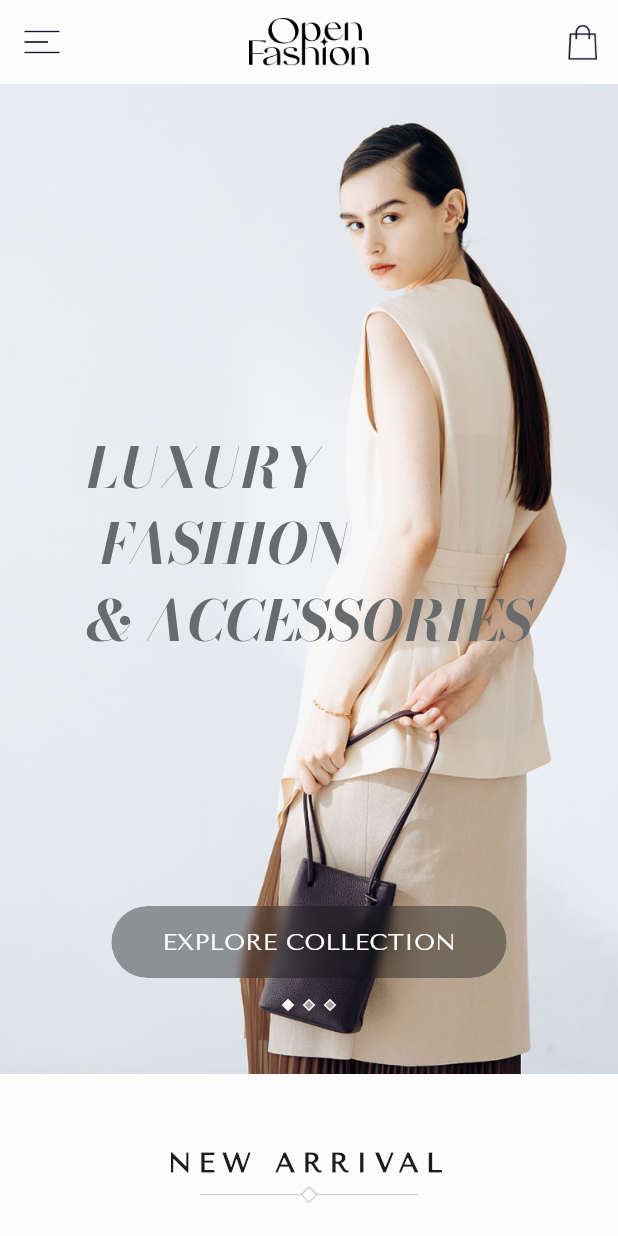
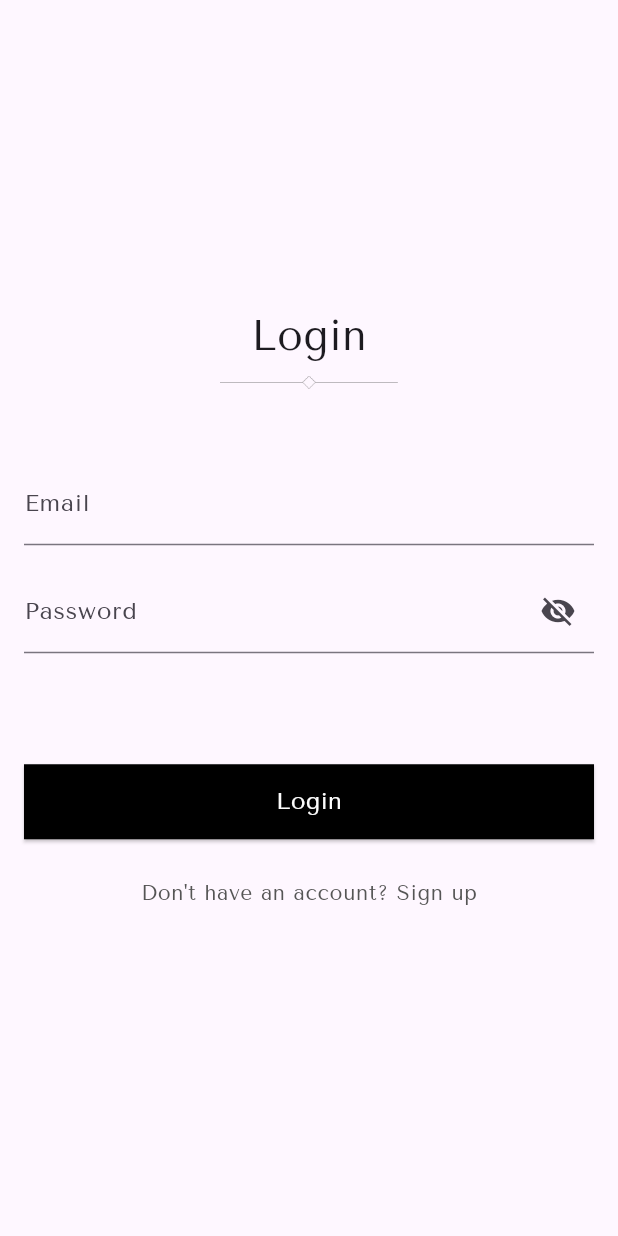
Before and after one commit to Insharah-amna/style_sphere, a Flutter app: the screen it shows after launch, on a phone screen of 412 x 824 dp. Run offline on Flutter 3.47's test engine with Material 3 defaults, Android fonts, the phone set to English and light mode, and no system bars; drawn by our look-alikes of carousel_slider; our stand-ins replace flutter_svg.

Commit message:
created login and signup screens added materialApp routes

```diff
--- /dev/null
+++ b/lib/constants/app_routes.dart
@@ -0,0 +1,13 @@
+class AppRoutes {
+  static const login = '/';
+  static const signup = '/signup';
+  static const home = '/home';
+  static const about = '/about';
+  static const contact = '/contact';
+  static const products = '/products';
+  static const productsDetail = '/products-detail';
+  static const collection = '/collection';
+  static const collectionDetail = '/collection-detail';
+  static const blog = '/blog';
+  static const blogDetail = '/blog-detail';
+}
--- a/lib/main.dart
+++ b/lib/main.dart
@@ -1,6 +1,17 @@
 import 'package:flutter/material.dart';
 import 'package:style_sphere/constants/app_colors.dart';
+import 'package:style_sphere/constants/app_routes.dart';
+import 'package:style_sphere/screens/auth/login_screen.dart';
+import 'package:style_sphere/screens/auth/signup_screen.dart';
+import 'package:style_sphere/screens/blog_detail_page.dart';
+import 'package:style_sphere/screens/collection_detail.dart';
 import 'package:style_sphere/screens/home_page.dart';
+import 'package:style_sphere/screens/product_detail.dart';
+import 'package:style_sphere/screens/products_page.dart';
+import 'package:style_sphere/screens/collection_screen.dart';
+import 'package:style_sphere/screens/blog_page.dart';
+import 'package:style_sphere/screens/about.dart';
+import 'package:style_sphere/screens/contact_us.dart';
 
 void main() {
   runApp(const MyApp());
@@ -35,7 +46,21 @@ class MyApp extends StatelessWidget {
         ),
         colorScheme: .fromSeed(seedColor: Colors.deepPurple),
       ),
-      home: const HomePage(),
+
+      initialRoute: AppRoutes.login,
+      routes: {
+        AppRoutes.login: (context) => const LoginScreen(),
+        AppRoutes.signup: (context) => const SignupScreen(),
+        AppRoutes.home: (context) => const HomePage(),
+        AppRoutes.products: (context) => const ProductsPage(),
+        AppRoutes.productsDetail: (context) => const ProductDetail(),
+        AppRoutes.collection: (context) => const CollectionScreen(),
+        AppRoutes.collectionDetail: (context) => const CollectionDetail(),
+        AppRoutes.blog: (context) => const BlogPage(),
+        AppRoutes.blogDetail: (context) => const BlogDetailPage(),
+        AppRoutes.about: (context) => const AboutScreen(),
+        AppRoutes.contact: (context) => const ContactUsPage(),
+      },
     );
   }
 }
--- a/lib/screens/about.dart
+++ b/lib/screens/about.dart
@@ -4,8 +4,8 @@ import 'package:style_sphere/widgets/navigation/app_bar.dart';
 import 'package:style_sphere/widgets/navigation/cart_drawer.dart';
 import 'package:style_sphere/widgets/navigation/menu_drawer.dart';
 
-class About extends StatelessWidget {
-  const About({super.key});
+class AboutScreen extends StatelessWidget {
+  const AboutScreen({super.key});
 
   @override
   Widget build(BuildContext context) {
--- /dev/null
+++ b/lib/screens/auth/login_screen.dart
@@ -0,0 +1,128 @@
+import 'package:flutter/material.dart';
+import 'package:style_sphere/constants/app_routes.dart';
+
+class LoginScreen extends StatefulWidget {
+  const LoginScreen({super.key});
+
+  @override
+  State<LoginScreen> createState() => _LoginScreenState();
+}
+
+class _LoginScreenState extends State<LoginScreen> {
+  final _formKey = GlobalKey<FormState>();
+
+  final TextEditingController emailController = TextEditingController();
+  final TextEditingController passwordController = TextEditingController();
+
+  bool _obscureText = true;
+
+  @override
+  Widget build(BuildContext context) {
+    return Scaffold(
+      body: Padding(
+        padding: const EdgeInsets.all(16.0),
+        child: Form(
+          key: _formKey,
+          child: Column(
+            mainAxisAlignment: MainAxisAlignment.center,
+            children: [
+              Text("Login", style: TextStyle(fontSize: 28)),
+              const SizedBox(height: 6),
+
+              Image.asset("assets/images/decoration_line.png", height: 9),
+              const SizedBox(height: 48),
+
+              /// Email
+              TextFormField(
+                controller: emailController,
+                decoration: const InputDecoration(labelText: "Email"),
+                keyboardType: TextInputType.emailAddress,
+                validator: (value) {
+                  if (value == null || value.isEmpty) {
+                    return "Please enter email";
+                  }
+                  if (!value.contains('@')) {
+                    return "Enter valid email";
+                  }
+                  return null;
+                },
+              ),
+
+              const SizedBox(height: 16),
+
+              /// Password
+              TextFormField(
+                controller: passwordController,
+                decoration: InputDecoration(
+                  labelText: "Password",
+                  suffixIcon: IconButton(
+                    icon: Icon(
+                      _obscureText ? Icons.visibility_off : Icons.visibility,
+                    ),
+                    onPressed: () {
+                      setState(() {
+                        _obscureText = !_obscureText;
+                      });
+                    },
+                  ),
+                ),
+                obscureText: _obscureText,
+                validator: (value) {
+                  if (value == null || value.isEmpty) {
+                    return "Please enter password";
+                  }
+                  if (value.length < 6) {
+                    return "Password must be at least 6 characters";
+                  }
+                  return null;
+                },
+              ),
+
+              const SizedBox(height: 74),
+
+              /// Login Button
+              SizedBox(
+                width: double.infinity,
+                height: 50,
+                child: ElevatedButton(
+                  onPressed: () {
+                    if (_formKey.currentState!.validate()) {
+                      ScaffoldMessenger.of(context).showSnackBar(
+                        const SnackBar(content: Text("Login Successful")),
+                      );
+                      Navigator.pushNamed(context, AppRoutes.home);
+                    }
+                  },
+                  style: ElevatedButton.styleFrom(
+                    shape: BeveledRectangleBorder(),
+                    backgroundColor: Colors.black,
+                    padding: EdgeInsetsGeometry.symmetric(horizontal: 30),
+                  ),
+                  child: Text(
+                    "Login",
+                    style: Theme.of(context).textTheme.titleMedium,
+                  ),
+                ),
+              ),
+
+              const SizedBox(height: 12),
+
+              /// Signup Navigation
+              TextButton(
+                onPressed: () {
+                  Navigator.pushNamed(context, AppRoutes.signup);
+                },
+                child: Text(
+                  "Don't have an account? Sign up",
+                  style: Theme.of(
+                    context,
+                  ).textTheme.bodySmall!.copyWith(fontSize: 14),
+                ),
+              ),
+            ],
+          ),
+        ),
+      ),
+    );
+  }
+}
--- a/lib/screens/blog_detail_page.dart
+++ b/lib/screens/blog_detail_page.dart
@@ -7,12 +7,12 @@ import 'package:style_sphere/widgets/navigation/footer.dart';
 import 'package:style_sphere/widgets/navigation/menu_drawer.dart';
 
 class BlogDetailPage extends StatelessWidget {
-  const BlogDetailPage({super.key, required this.blog});
-
-  final Blog blog;
+  const BlogDetailPage({super.key});
 
   @override
   Widget build(BuildContext context) {
+    final blog = ModalRoute.of(context)!.settings.arguments as Blog;
+
     return Scaffold(
       appBar: MyAppBar(title: "Blog Detail"),
       backgroundColor: AppColors.offWhite,
--- a/lib/screens/collection_detail.dart
+++ b/lib/screens/collection_detail.dart
@@ -1,4 +1,5 @@
 import 'package:flutter/material.dart';
+import 'package:style_sphere/constants/app_routes.dart';
 import 'package:style_sphere/widgets/navigation/app_bar.dart';
 import 'package:style_sphere/constants/app_colors.dart';
 import 'package:style_sphere/widgets/navigation/cart_drawer.dart';
@@ -9,12 +10,12 @@ import 'package:carousel_slider/carousel_slider.dart';
 import 'package:style_sphere/widgets/navigation/footer.dart';
 
 class CollectionDetail extends StatelessWidget {
-  const CollectionDetail({super.key, required this.collection});
-
-  final Collection collection;
+  const CollectionDetail({super.key});
 
   @override
   Widget build(BuildContext context) {
+    final collection = ModalRoute.of(context)!.settings.arguments as Collection;
+
     return Scaffold(
       appBar: MyAppBar(title: 'Collection Detail Page', lightMode: false),
       backgroundColor: AppColors.darkMode,
@@ -156,11 +157,10 @@ class _CollectionSliderState extends State<CollectionSlider> {
       items: collections.map((collection) {
         return GestureDetector(
           onTap: () {
-            Navigator.push(
+            Navigator.pushNamed(
               context,
-              MaterialPageRoute(
-                builder: (context) => CollectionDetail(collection: collection),
-              ),
+              AppRoutes.collectionDetail,
+              arguments: collection,
             );
           },
           child: Container(
--- a/lib/screens/contact_us.dart
+++ b/lib/screens/contact_us.dart
@@ -5,8 +5,8 @@ import 'package:style_sphere/widgets/navigation/cart_drawer.dart';
 import 'package:style_sphere/widgets/navigation/footer.dart';
 import 'package:style_sphere/widgets/navigation/menu_drawer.dart';
 
-class ContactUs extends StatelessWidget {
-  const ContactUs({super.key});
+class ContactUsPage extends StatelessWidget {
+  const ContactUsPage({super.key});
 
   @override
   Widget build(BuildContext context) {
```
Also changed, not shown: lib/screens/auth/signup_screen.dart (added, +152 -0 lines), lib/screens/collection_screen.dart (+4 -6 lines), lib/screens/product_detail.dart (+13 -7 lines), lib/widgets/address_form.dart (+6 -4 lines), lib/widgets/blog/blog_card.dart (+11 -12 lines), lib/widgets/homepage/homepage_card.dart (+4 -5 lines), lib/widgets/navigation/footer.dart (+4 -15 lines), lib/widgets/products/product_card.dart (+7 -9 lines), lib/widgets/products/product_slider.dart (+4 -5 lines).
